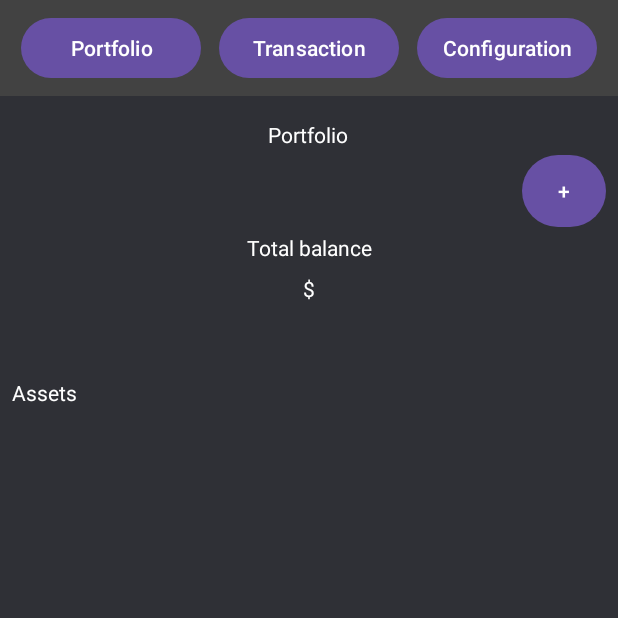
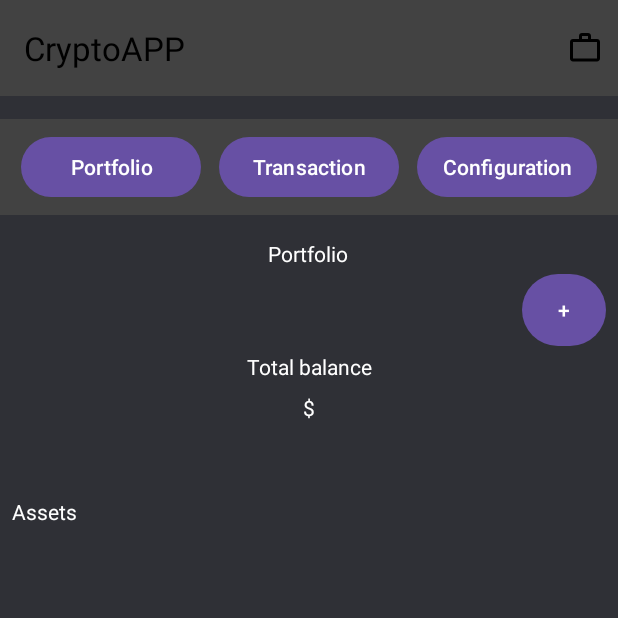
Before and after one commit to EmiLuca/Portafolio-cripto, an Android app: the Portfolio screen opened directly, with no data from a screen before it, on a phone screen of 412 x 824 dp, the top half of it. Run offline under Robolectric (Android 15) with nearby library versions, the phone set to English and light mode, and no system bars.

Commit message:
Funcionalidad toolbar y menu

```diff
--- a/app/src/main/AndroidManifest.xml
+++ b/app/src/main/AndroidManifest.xml
@@ -12,13 +12,13 @@
         android:supportsRtl="true"
         android:theme="@style/Theme.TP_GrupoL">
         <activity
+            android:name=".Configuration"
+            android:exported="false" />
+        <activity
             android:name=".CrearCuenta"
             android:exported="false" />
         <activity
             android:name=".Portfolio"
-            android:exported="false" />
-        <activity
-            android:name=".Portafolio"
             android:exported="false" />
         <activity
             android:name=".MainActivity"
--- a/app/src/main/java/com/example/tp_grupol/Portfolio.kt
+++ b/app/src/main/java/com/example/tp_grupol/Portfolio.kt
@@ -1,12 +1,18 @@
 package com.example.tp_grupol
 
+import android.content.Intent
 import android.os.Bundle
+import android.view.Menu
+import android.view.MenuItem
 import androidx.activity.enableEdgeToEdge
 import androidx.appcompat.app.AppCompatActivity
+import androidx.appcompat.widget.Toolbar
+import androidx.core.content.ContextCompat
 import androidx.core.view.ViewCompat
 import androidx.core.view.WindowInsetsCompat
 
 class Portfolio : AppCompatActivity() {
+    lateinit var toolbar: Toolbar
     override fun onCreate(savedInstanceState: Bundle?) {
         super.onCreate(savedInstanceState)
         enableEdgeToEdge()
@@ -16,5 +22,22 @@ class Portfolio : AppCompatActivity() {
             v.setPadding(systemBars.left, systemBars.top, systemBars.right, systemBars.bottom)
             insets
         }
+        toolbar= findViewById(R.id.toolbar)
+        setSupportActionBar(toolbar)
+        supportActionBar!!.title=resources.getString(R.string.toolbar)
+        toolbar.overflowIcon = ContextCompat.getDrawable(this, R.drawable.baseline_work_outline_24)
+    }
+    override fun onCreateOptionsMenu(menu: Menu?): Boolean {
+        menuInflater.inflate(R.menu.menu_configuracion, menu)
+        menuInflater.inflate(R.menu.menu_transaccion, menu)
+        menuInflater.inflate(R.menu.menu_portafolio,menu)
+        return super.onCreateOptionsMenu(menu)
+    }
+    override fun onOptionsItemSelected(item: MenuItem): Boolean {
+        if(item.itemId == R.id.menu_configuracion){
+            val intent = Intent(this, Configuration::class.java)
+        startActivity(intent)
+        }
+        return super.onOptionsItemSelected(item)
     }
 }
--- /dev/null
+++ b/app/src/main/res/drawable/baseline_work_outline_24.xml
@@ -0,0 +1,5 @@
+<vector xmlns:android="http://schemas.android.com/apk/res/android" android:height="24dp" android:tint="#000000" android:viewportHeight="24" android:viewportWidth="24" android:width="24dp">
+
+    <path android:fillColor="@android:color/white" android:fillType="evenOdd" android:pathData="M14,6L14,4h-4v2h4zM4,8v11h16L20,8L4,8zM20,6c1.11,0 2,0.89 2,2v11c0,1.11 -0.89,2 -2,2L4,21c-1.11,0 -2,-0.89 -2,-2l0.01,-11c0,-1.11 0.88,-2 1.99,-2h4L8,4c0,-1.11 0.89,-2 2,-2h4c1.11,0 2,0.89 2,2v2h4z"/>
+
+</vector>
--- a/app/src/main/res/layout/activity_portfolio.xml
+++ b/app/src/main/res/layout/activity_portfolio.xml
@@ -8,6 +8,10 @@
     tools:context=".Portfolio"
     android:orientation="vertical"
     android:background="@color/material_dynamic_neutral20">
+
+
+    <include android:id="@+id/toolbar"
+        layout="@layout/toolbar"/>
 
     <LinearLayout
         android:id="@+id/llNavigationBar"
@@ -93,7 +97,7 @@
             android:layout_width="match_parent"
             android:layout_height="wrap_content"
             app:layoutManager="androidx.recyclerview.widget.LinearLayoutManager"
-            tools:listitem="@layout/item_Coins">
+            tools:listitem="@layout/item_coins">
 
         </androidx.recyclerview.widget.RecyclerView>
 
--- /dev/null
+++ b/app/src/main/res/layout/toolbar.xml
@@ -0,0 +1,10 @@
+<androidx.appcompat.widget.Toolbar xmlns:android="http://schemas.android.com/apk/res/android"
+    android:layout_width="match_parent"
+    android:layout_height="wrap_content"
+    xmlns:app="http://schemas.android.com/apk/res-auto"
+    android:background="@color/cardview_dark_background"
+    android:elevation="8dp"
+    android:layout_marginBottom="15dp"
+    app:titleTextColor="@color/black"
+    android:theme="@style/Theme.Material3.DynamicColors.Dark"
+    />
--- /dev/null
+++ b/app/src/main/res/menu/menu_configuracion.xml
@@ -0,0 +1,10 @@
+<?xml version="1.0" encoding="utf-8"?>
+<menu xmlns:android="http://schemas.android.com/apk/res/android"
+    xmlns:app="http://schemas.android.com/apk/res-auto">
+<item
+    android:id="@+id/menu_configuracion"
+    android:title="Configuration"
+    app:showAsAction="never"
+    >
+</item>
+</menu>
--- /dev/null
+++ b/app/src/main/res/menu/menu_portafolio.xml
@@ -0,0 +1,10 @@
+<?xml version="1.0" encoding="utf-8"?>
+<menu xmlns:android="http://schemas.android.com/apk/res/android"
+    xmlns:app="http://schemas.android.com/apk/res-auto">
+    <item
+        android:id="@+id/menu_portfolio"
+        android:title="Portfolio"
+        app:showAsAction="never"
+    >
+    </item>
+</menu>
--- /dev/null
+++ b/app/src/main/res/menu/menu_transaccion.xml
@@ -0,0 +1,10 @@
+<?xml version="1.0" encoding="utf-8"?>
+<menu xmlns:android="http://schemas.android.com/apk/res/android"
+    xmlns:app="http://schemas.android.com/apk/res-auto">
+    <item
+        android:id="@+id/menu_transaccion"
+        android:title="Transaction"
+        app:showAsAction="never"
+        >
+    </item>
+</menu>
--- a/app/src/main/res/values/strings.xml
+++ b/app/src/main/res/values/strings.xml
@@ -1,3 +1,4 @@
 <resources>
-    <string name="app_name">TP_GrupoL</string>
+    <string name="app_name">LumenVault</string>
+    <string name="toolbar">CryptoAPP</string>
 </resources>
```
Also changed, not shown: app/src/main/java/com/example/tp_grupol/Configuration.kt (added, +20 -0 lines), app/src/main/res/layout/activity_configuration.xml (added, +29 -0 lines), app/src/main/res/layout/activity_main.xml (+2 -12 lines), 1 other file.
